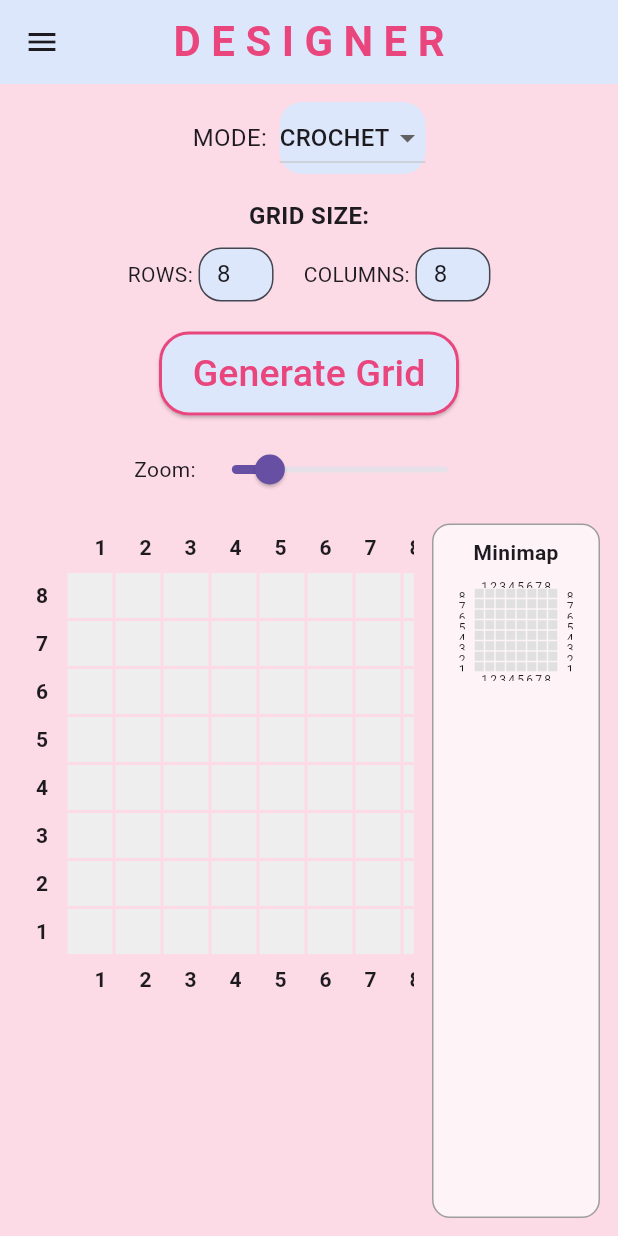
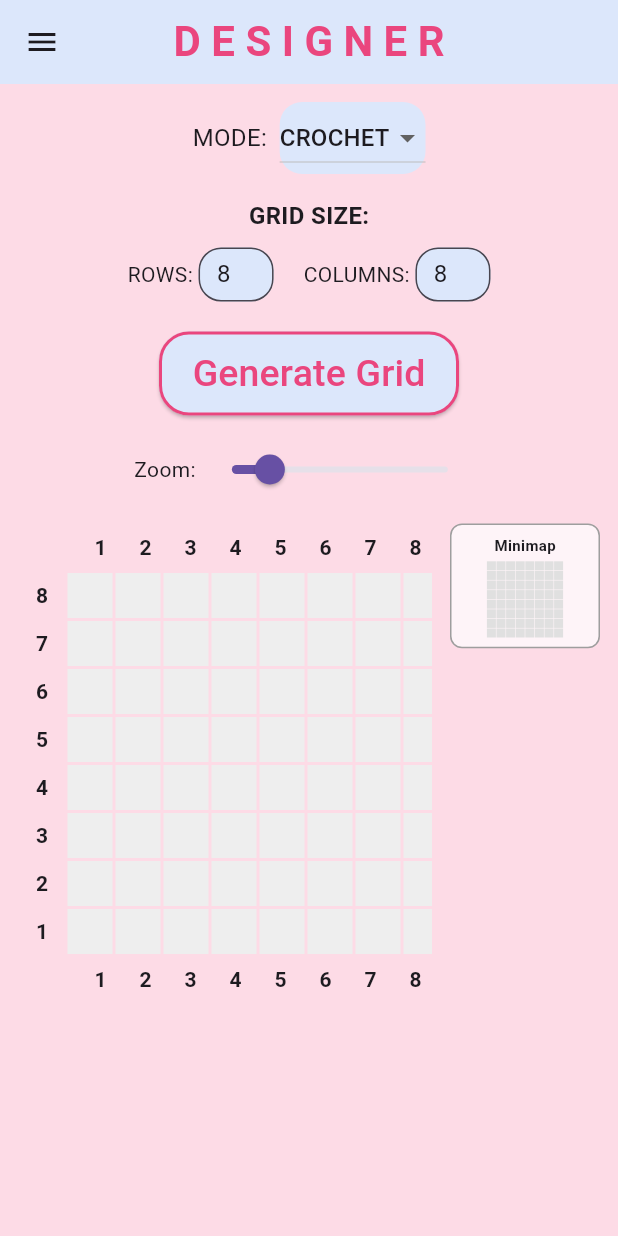
Before and after one commit to Ayesha-Jan/stitch-atlas, a Flutter app: the Designer screen opened by its route, after a tap on "Generate Grid", on a phone screen of 412 x 824 dp. Run offline on Flutter 3.47's test engine with Material 3 defaults, Android fonts, the phone set to English and light mode, and no system bars.

Commit message:
Fixing minimap sizing issues

```diff
--- a/lib/pages/designer.dart
+++ b/lib/pages/designer.dart
@@ -300,20 +300,20 @@ class _DesignerState extends State<Designer> {
                           boundaryMargin: EdgeInsets.all(20),
                           minScale: 0.2,
                           maxScale: 5.0,
-                          scaleEnabled: false, // zoom controlled by slider now
+                          scaleEnabled: false,
                           transformationController: _transformationController,
                           child: SingleChildScrollView(
                             scrollDirection: Axis.horizontal,
                             child: Column(
                               mainAxisSize: MainAxisSize.min,
                               children: [
-                                // TOP ROW: scrollable horizontally
+                                // Top column labels
                                 SingleChildScrollView(
                                   scrollDirection: Axis.horizontal,
                                   child: Row(
                                     mainAxisSize: MainAxisSize.min,
                                     children: [
-                                      const SizedBox(width: 32, height: 32), // top-left corner
+                                      const SizedBox(width: 32, height: 32),
                                       ...List.generate(
                                         generatedWidth,
                                             (col) => Container(
@@ -323,7 +323,7 @@ class _DesignerState extends State<Designer> {
                                           child: Text('${col + 1}', style: TextStyle(fontWeight: FontWeight.bold)),
                                         ),
                                       ),
-                                      const SizedBox(width: 32, height: 32), // top-right corner
+                                      const SizedBox(width: 32, height: 32),
                                     ],
                                   ),
                                 ),
@@ -393,113 +393,44 @@ class _DesignerState extends State<Designer> {
 
                       SizedBox(width: 12),
 
-                      // MINIMAP
-                      Container(
-                        width: (generatedWidth * miniCellSize) + 64,
+                      // Floating Minimap (bottom-left)
+                      Positioned(
+                        left: 16,
+                        bottom: 16,
+                        child: Container(
+                          width: (generatedWidth * miniCellSize * 0.7).clamp(100, 200).toDouble(),
+                          padding: EdgeInsets.all(6),
                           decoration: BoxDecoration(
                             color: Colors.white70,
                             border: Border.all(color: Colors.grey),
-                          borderRadius: BorderRadius.circular(12),
+                            borderRadius: BorderRadius.circular(8),
                           ),
-                        padding: EdgeInsets.all(8),
-                        child: Column(
-                          children: [
-                            Text("Minimap", style: TextStyle(fontWeight: FontWeight.bold)),
-                            SizedBox(height: 8),
-                            SingleChildScrollView(
-                              scrollDirection: Axis.horizontal,
                           child: Column(
                             mainAxisSize: MainAxisSize.min,
                             children: [
-                                  // Top numbers row for minimap
-                                  Row(
+                              Text("Minimap", style: TextStyle(fontSize: 10, fontWeight: FontWeight.bold)),
+                              SizedBox(height: 4),
+                              FittedBox(
+                                fit: BoxFit.contain,
+                                child: Column(
                                   mainAxisSize: MainAxisSize.min,
-                                    children: [
-                                      SizedBox(width: 16), // corner spacing
-                                      ...List.generate(
-                                        generatedWidth,
-                                            (col) => Container(
-                                          width: miniCellSize,
-                                          height: miniCellSize,
-                                          alignment: Alignment.center,
-                                          child: Text(
-                                            '${col + 1}',
-                                            style: TextStyle(fontSize: 8),
-                                          ),
-                                        ),
-                                      ),
-                                      SizedBox(width: 16),
-                                    ],
-                                  ),
-
-                                  ...List.generate(generatedHeight, (row) {
+                                  children: List.generate(generatedHeight, (row) {
                                     return Row(
                                       mainAxisSize: MainAxisSize.min,
-                                      children: [
-                                        // Left number label
-                                        Container(
-                                          width: 16,
-                                          height: miniCellSize,
-                                          alignment: Alignment.center,
-                                          child: Text(
-                                            '${generatedHeight - row}',
-                                            style: TextStyle(fontSize: 8),
-                                          ),
-                                        ),
-                                        // Mini grid cells
-                                        ...List.generate(generatedWidth, (col) {
+                                      children: List.generate(generatedWidth, (col) {
                                         return Container(
                                           width: miniCellSize,
                                           height: miniCellSize,
-                                            margin: EdgeInsets.all(0.5),
-                                            color: grid[row][col].isEmpty
-                                                ? Colors.grey[300]
-                                                : Colors.pink[200],
-                                            alignment: Alignment.center,
-                                            child: Text(
-                                              grid[row][col],
-                                              style: TextStyle(fontSize: 6),
-                                            ),
+                                          margin: EdgeInsets.all(0.2),
+                                          color: grid[row][col].isEmpty ? Colors.grey[300] : Colors.pink[200],
                                         );
                                       }),
-                                        // Right number label
-                                        Container(
-                                          width: 16,
-                                          height: miniCellSize,
-                                          alignment: Alignment.center,
-                                          child: Text(
-                                            '${generatedHeight - row}',
-                                            style: TextStyle(fontSize: 8),
+                                    );
+                                  }),
                                 ),
                               ),
                             ],
-                                    );
-                                  }),
-
-                                  // Bottom numbers row for minimap
-                                  Row(
-                                    mainAxisSize: MainAxisSize.min,
-                                    children: [
-                                      SizedBox(width: 16),
-                                      ...List.generate(
-                                        generatedWidth,
-                                            (col) => Container(
-                                          width: miniCellSize,
-                                          height: miniCellSize,
-                                          alignment: Alignment.center,
-                                          child: Text(
-                                            '${col + 1}',
-                                            style: TextStyle(fontSize: 8),
                           ),
-                                        ),
-                                      ),
-                                      SizedBox(width: 16),
-                                    ],
-                                  ),
-                                ],
-                              ),
-                            ),
-                          ],
                         ),
                       ),
                     ],
```
Lines whose indentation alone changed are shown as unchanged.
